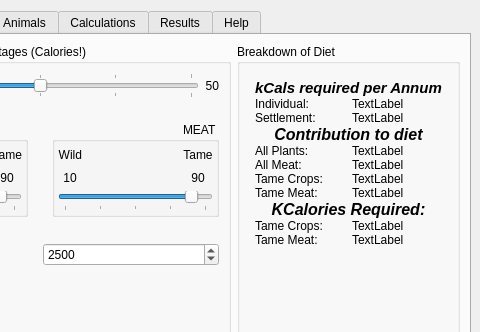
arkygeek/landuseanalyst, file src/ui/lamainformbase.ui: the form before one commit; both pictures show x 171 to 651 and y 0 to 332 of the 651 by 422 pixel window.
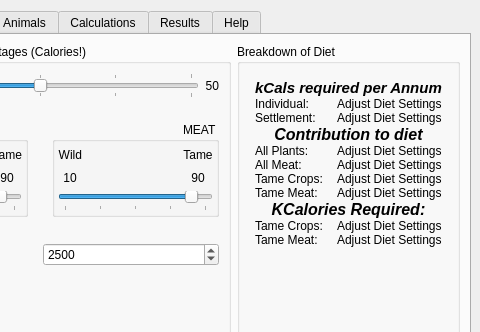
The form after the commit. The open tabs and pages were chosen to show the change. Icons and pictures are not drawn.

Commit message: made labels update by adjusting dialy calories in addition to the sliders.

Diff of the .ui file:
```diff
--- a/src/ui/lamainformbase.ui
+++ b/src/ui/lamainformbase.ui
@@ -1087,7 +1087,7 @@
             <item>
              <widget class="QLabel" name="labelCaloriesSettlement" >
               <property name="text" >
-               <string>TextLabel</string>
+               <string>Adjust Diet Settings</string>
               </property>
              </widget>
             </item>
@@ -1124,7 +1124,7 @@
             <item>
              <widget class="QLabel" name="labelCaloriesTameMeat" >
               <property name="text" >
-               <string>TextLabel</string>
+               <string>Adjust Diet Settings</string>
               </property>
              </widget>
             </item>
@@ -1148,7 +1148,7 @@
             <item>
              <widget class="QLabel" name="labelPortionTameMeat" >
               <property name="text" >
-               <string>TextLabel</string>
+               <string>Adjust Diet Settings</string>
               </property>
              </widget>
             </item>
@@ -1172,7 +1172,7 @@
             <item>
              <widget class="QLabel" name="labelCaloriesCrops" >
               <property name="text" >
-               <string>TextLabel</string>
+               <string>Adjust Diet Settings</string>
               </property>
              </widget>
             </item>
@@ -1196,7 +1196,7 @@
             <item>
              <widget class="QLabel" name="labelPortionPlants" >
               <property name="text" >
-               <string>TextLabel</string>
+               <string>Adjust Diet Settings</string>
               </property>
              </widget>
             </item>
@@ -1220,7 +1220,7 @@
             <item>
              <widget class="QLabel" name="labelCaloriesIndividual" >
               <property name="text" >
-               <string>TextLabel</string>
+               <string>Adjust Diet Settings</string>
               </property>
              </widget>
             </item>
@@ -1244,7 +1244,7 @@
             <item>
              <widget class="QLabel" name="labelPortionCrops" >
               <property name="text" >
-               <string>TextLabel</string>
+               <string>Adjust Diet Settings</string>
               </property>
              </widget>
             </item>
@@ -1281,7 +1281,7 @@
             <item>
              <widget class="QLabel" name="labelPortionMeat" >
               <property name="text" >
-               <string>TextLabel</string>
+               <string>Adjust Diet Settings</string>
               </property>
              </widget>
             </item>
```
The commit also changes 2 other files.
